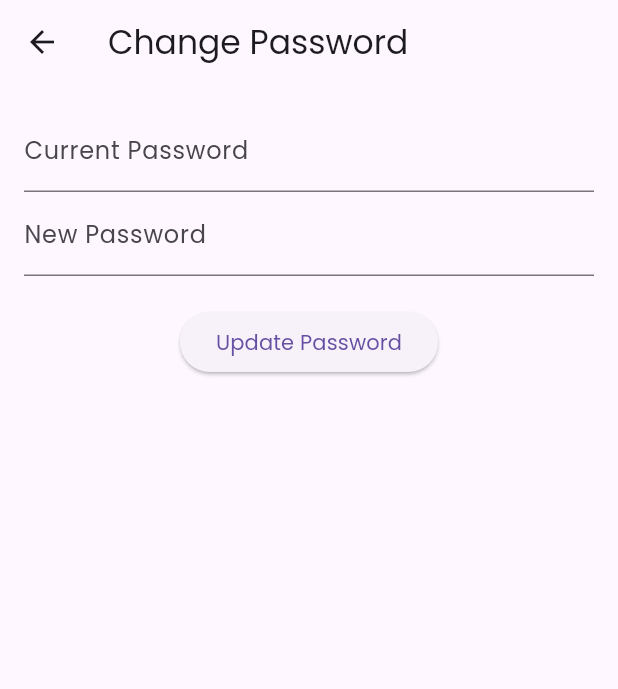
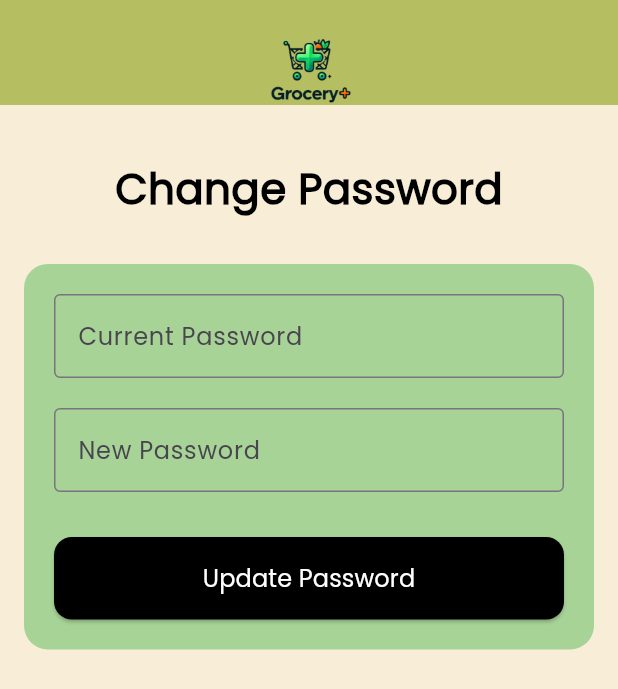
Before and after one commit to keremsirtikizil/CS310_Project, a Flutter app: the ChangePasswordScreen screen opened by its route, on a phone screen of 412 x 824 dp. Shown: the top 689 px of the screen. Run offline on Flutter 3.47's test engine with Material 3 defaults, Android fonts, the phone set to English and light mode, and no system bars; our stand-ins replace cloud_firestore, email_validator, firebase_analytics, firebase_auth, firebase_core, fl_chart; missing offline and left inert: mobile_scanner; accounts and stored records are empty; network calls fail.

Commit message:
UI fixes

```diff
--- a/lib/routes/change_password_screen.dart
+++ b/lib/routes/change_password_screen.dart
@@ -1,51 +1,134 @@
 import 'package:flutter/material.dart';
 import 'package:provider/provider.dart';
 import '../state/auth_provider.dart';
+import '../utils/AppColors.dart';
+import '../utils/appBar.dart';
 
-class ChangePasswordScreen extends StatelessWidget {
+class ChangePasswordScreen extends StatefulWidget {
+  const ChangePasswordScreen({super.key});
+
+  @override
+  State<ChangePasswordScreen> createState() => _ChangePasswordScreenState();
+}
+
+class _ChangePasswordScreenState extends State<ChangePasswordScreen> {
   final TextEditingController currentPasswordController = TextEditingController();
   final TextEditingController newPasswordController = TextEditingController();
 
-  ChangePasswordScreen({super.key});
+  @override
+  void dispose() {
+    currentPasswordController.dispose();
+    newPasswordController.dispose();
+    super.dispose();
+  }
+
+  void _handleChangePassword() async {
+    final authProvider = Provider.of<AuthProvider>(context, listen: false);
+    final current = currentPasswordController.text.trim();
+    final newPass = newPasswordController.text.trim();
+
+    debugPrint("Starting password update...");
+    final error = await authProvider.updatePassword(current, newPass);
+    debugPrint("Result: $error");
+
+    if (!mounted) return;
+
+    if (error == null) {
+      ScaffoldMessenger.of(context).showSnackBar(
+        const SnackBar(
+          content: Text(
+            'Password successfully updated.',
+            style: TextStyle(color: Colors.white),
+          ),
+          backgroundColor: Colors.green,
+        ),
+      );
+
+      // Navigate back after short delay
+      Future.delayed(const Duration(seconds: 1), () {
+        if (mounted) Navigator.pop(context);
+      });
+    } else {
+      showDialog(
+        context: context,
+        builder: (context) => AlertDialog(
+          title: const Text('Error'),
+          content: Text(error),
+          actions: [
+            TextButton(
+              onPressed: () => Navigator.pop(context),
+              child: const Text('OK'),
+            ),
+          ],
+        ),
+      );
+    }
+  }
 
   @override
   Widget build(BuildContext context) {
     return Scaffold(
-      appBar: AppBar(title: const Text('Change Password')),
-      body: Padding(
-        padding: const EdgeInsets.all(16.0),
+      backgroundColor: AppColors.mainBackground,
+      appBar: const AppBarWithArrow(),
+      body: SingleChildScrollView(
+        padding: const EdgeInsets.all(16),
+        child: Column(
+          children: [
+            const SizedBox(height: 20),
+            const Text(
+              'Change Password',
+              style: TextStyle(
+                fontSize: 28,
+                fontWeight: FontWeight.bold,
+                color: Colors.black,
+              ),
+            ),
+            const SizedBox(height: 30),
+            Container(
+              padding: const EdgeInsets.all(20),
+              decoration: BoxDecoration(
+                color: AppColors.boxColor,
+                borderRadius: BorderRadius.circular(16),
+              ),
               child: Column(
                 children: [
                   TextField(
                     controller: currentPasswordController,
-              decoration: const InputDecoration(labelText: 'Current Password'),
                     obscureText: true,
+                    decoration: const InputDecoration(
+                      labelText: 'Current Password',
+                      border: OutlineInputBorder(),
                     ),
+                  ),
+                  const SizedBox(height: 20),
                   TextField(
                     controller: newPasswordController,
-              decoration: const InputDecoration(labelText: 'New Password'),
                     obscureText: true,
+                    decoration: const InputDecoration(
+                      labelText: 'New Password',
+                      border: OutlineInputBorder(),
                     ),
-            const SizedBox(height: 20),
-            ElevatedButton(
-              onPressed: () async {
-                final authProvider = Provider.of<AuthProvider>(context, listen: false);
-                final error = await authProvider.updatePassword(
-                  currentPasswordController.text,
-                  newPasswordController.text,
-                );
-
-                ScaffoldMessenger.of(context).showSnackBar(
-                  SnackBar(
-                    content: Text(
-                      error ?? 'Password successfully updated.',
-                      style: const TextStyle(color: Colors.white),
                   ),
-                    backgroundColor: error == null ? Colors.green : Colors.red,
+                  const SizedBox(height: 30),
+                  SizedBox(
+                    width: double.infinity,
+                    child: ElevatedButton(
+                      style: ElevatedButton.styleFrom(
+                        backgroundColor: Colors.black,
+                        padding: const EdgeInsets.symmetric(vertical: 16),
+                        shape: RoundedRectangleBorder(
+                          borderRadius: BorderRadius.circular(12),
                         ),
-                );
-              },
-              child: const Text('Update Password'),
+                      ),
+                      onPressed: _handleChangePassword,
+                      child: const Text(
+                        'Update Password',
+                        style: TextStyle(fontSize: 16, color: Colors.white),
+                      ),
+                    ),
+                  ),
+                ],
+              ),
             ),
           ],
         ),
--- a/lib/routes/settings.dart
+++ b/lib/routes/settings.dart
@@ -60,8 +60,6 @@ class SettingsPage extends StatelessWidget {
         child: Column(
           children: [
             const SizedBox(height: 10),
-            //Image.asset('assets/images/grocery+_logo.png', height: 60), no need we have it in appbar
-            const SizedBox(height: 10),
             const Text(
               "Settings",
               style: TextStyle(
@@ -81,7 +79,9 @@ class SettingsPage extends StatelessWidget {
                   children: [
                     buildSettingTile(Icons.person_outline, "Account", () {}),
                     buildSettingTile(Icons.notifications_none, "Notifications", () {}),
-                    buildSettingTile(Icons.lock_outline, "Privacy & Security", () {}),
+                    buildSettingTile(Icons.lock_outline, "Change Password", () {
+                      Navigator.pushNamed(context, '/change-password');
+                    }),
                     buildSettingTile(Icons.remove_red_eye_outlined, "Appearance", () {}),
                     buildSettingTile(Icons.headphones_outlined, "Help & Support", () {}),
                     InkWell(
--- a/lib/services/auth.dart
+++ b/lib/services/auth.dart
@@ -4,17 +4,14 @@ import '../model/user.dart';
 class AuthService {
   final FirebaseAuth _auth = FirebaseAuth.instance;
 
-  // Stream of custom MyUser
   Stream<MyUser?> get user {
     return _auth.authStateChanges().map(
       (User? user) => user != null ? MyUser(uid: user.uid) : null,
     );
   }
 
-  // Example sign out
   Future<void> signOut() async {
     await _auth.signOut();
   }
 
-  // Add signIn/register if needed
 }
```
Also changed, not shown: lib/main.dart (+6 -5 lines). Lines whose indentation alone changed are shown as unchanged.
